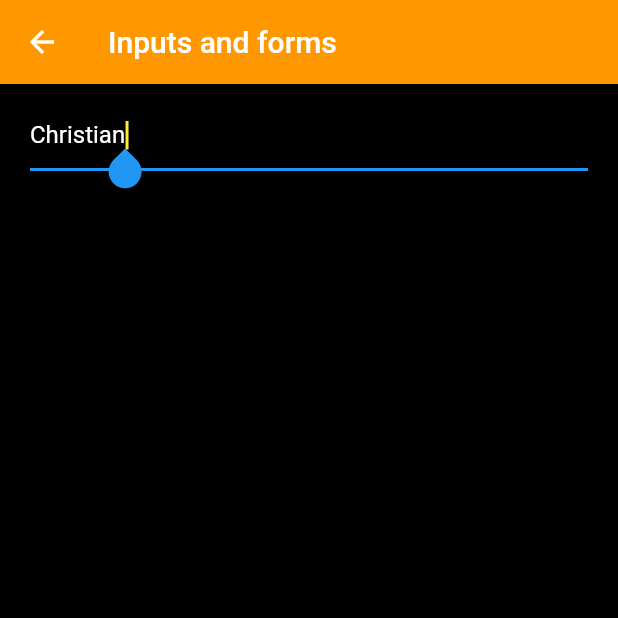
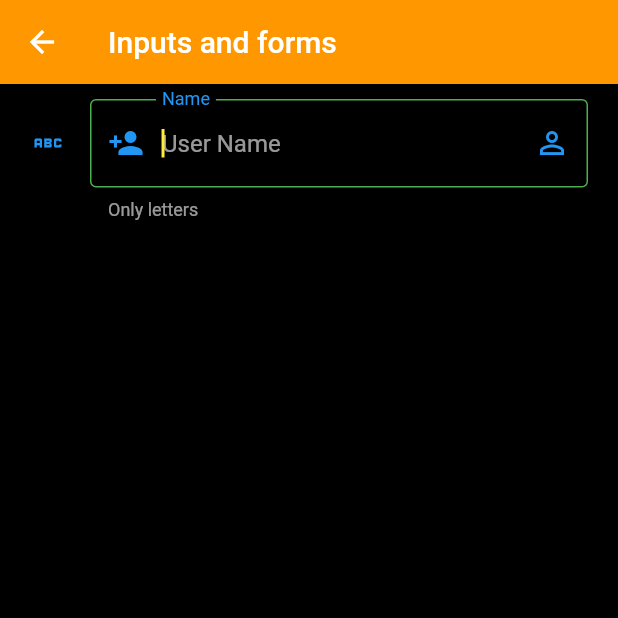
Before and after one commit to ChristianTC/flutter-components, a Flutter app: the InputsScreen screen opened by its route, on a phone screen of 412 x 824 dp, the top half of it. Run offline on Flutter 3.47's test engine with Material 2 defaults, Android fonts, the phone set to English and light mode, and no system bars.

Commit message:
Text form field personalization

```diff
--- a/lib/screens/inputs_screen.dart
+++ b/lib/screens/inputs_screen.dart
@@ -19,12 +19,38 @@ class InputsScreen extends StatelessWidget {
             children: [
               TextFormField(
                 autofocus: true,
-                initialValue: 'Christian',
+                initialValue: '',
                 textCapitalization: TextCapitalization.words,
                 cursorColor: Colors.yellow,
                 onChanged: (value) {
                   print(value);
                 },
+                validator: (value) {
+                  if (value == null) {
+                    return 'This field is necessary';
+                  }
+                  return value.length < 3 ? 'min 3 characters' : null;
+                },
+                autovalidateMode: AutovalidateMode.onUserInteraction,
+                decoration: const InputDecoration(
+                  hintText: 'User Name',
+                  labelText: 'Name',
+                  helperText: 'Only letters',
+                  prefixIcon: Icon(Icons.person_add),
+                  suffixIcon: Icon(Icons.person_outline_outlined),
+                  icon: Icon(Icons.abc_outlined),
+                  focusedBorder: OutlineInputBorder(
+                    borderSide: BorderSide(
+                      color: Colors.green,
+                    ),
+                  ),
+                  border: OutlineInputBorder(
+                    borderRadius: BorderRadius.only(
+                      bottomLeft: Radius.circular(10),
+                      topRight: Radius.circular(10),
+                    ),
+                  ),
+                ),
               ),
             ],
           ),
```
